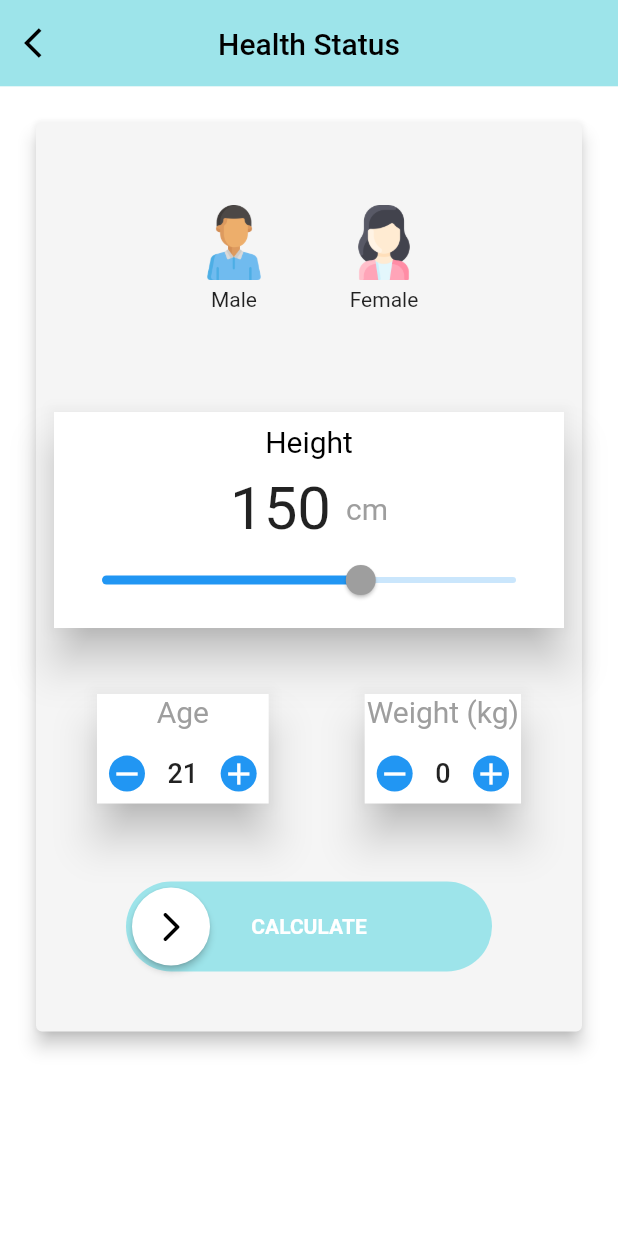
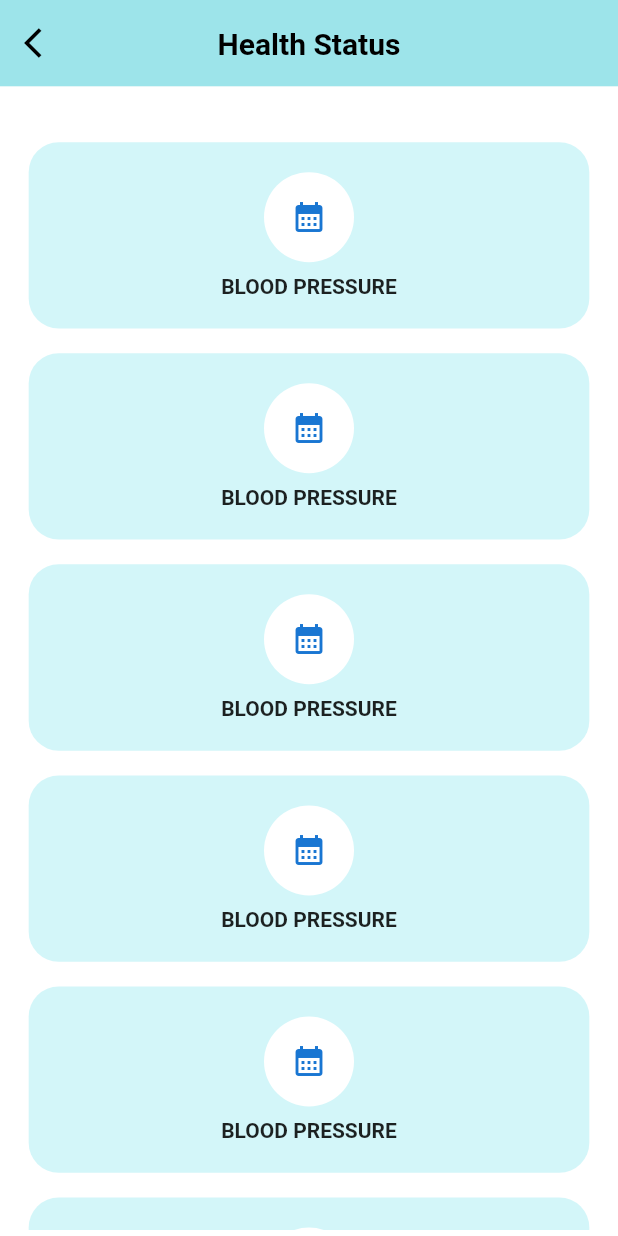
Before and after one commit to wanysamsuri/flutter_clinical, a Flutter app: the HealthStatusScreen screen opened directly, on a phone screen of 412 x 824 dp. Run offline on Flutter 3.47's test engine with Material 2 defaults, Android fonts, the phone set to English and light mode, and no system bars; drawn by our look-alikes of swipeable_button_view; our stand-ins replace device_info_plus, email_validator, fluttertoast, get, page_transition, responsive_sizer and 5 more; missing offline and left inert: flutter_3d_choice_chip, html2md, onesignal_flutter, pretty_gauge, swipebuttonflutter, syncfusion_flutter_pdfviewer; accounts and stored records are empty.

Commit message:
health status

```diff
--- a/lib/bmi/health_status.dart
+++ b/lib/bmi/bmi_screen.dart
@@ -13,14 +13,14 @@ import 'package:page_transition/page_transition.dart';
 import 'package:swipeable_button_view/swipeable_button_view.dart';
 import 'package:swipebuttonflutter/swipebuttonflutter.dart';
 
-class HealthStatusScreen extends StatefulWidget {
-  const HealthStatusScreen({Key? key}) : super(key: key);
+class BMIScreen extends StatefulWidget {
+  const BMIScreen({Key? key}) : super(key: key);
 
   @override
-  State<HealthStatusScreen> createState() => _HealthStatusScreenState();
+  State<BMIScreen> createState() => _BMIScreenState();
 }
 
-class _HealthStatusScreenState extends State<HealthStatusScreen> {
+class _BMIScreenState extends State<BMIScreen> {
   int currentindex = 0;
   int _gender = 0;
   int _height = 0;
@@ -52,7 +52,7 @@ class _HealthStatusScreenState extends State<HealthStatusScreen> {
               color: Color.fromARGB(255, 157, 228, 234),
             )),
             title: const Text(
-              'Health Status',
+              'Body Mass Index (BMI)',
               style: TextStyle(color: Colors.black),
             ),
             centerTitle: true,
--- a/lib/models/service.dart
+++ b/lib/models/service.dart
@@ -10,8 +10,8 @@ class Service {
 
 List<Service> services = [
   Service(
-      serviceName: 'Health Status',
-      icon: Icons.health_and_safety,
+      serviceName: 'Body Mass Index',
+      icon: Icons.scale,
       navigator: (context) {
         Navigator.pop(context);
       }),
@@ -27,12 +27,13 @@ List<Service> services = [
       navigator: (context) {
         Navigator.pop(context);
       }),
-  // Service(
-  //     serviceName: 'Teleconsulation',
-  //     icon: Icons.co_present,
-  //     navigator: (context) {
-  //       Navigator.pop(context);
-  //     }),
+  Service(
+      serviceName: 'Health Status',
+      icon: Icons.bloodtype,
+      navigator: (context) {
+        Navigator.pop(context);
+      }),
+
   // Service(
   //     serviceName: 'Coming Soon',
   //     icon: Icons.not_interested,
--- a/lib/screens/appointment/queue_new.dart
+++ b/lib/screens/appointment/queue_new.dart
@@ -1,4 +1,4 @@
-import 'dart:ui';
+
 
 import 'package:flutter/material.dart';
 import 'package:flutter/src/foundation/key.dart';
--- a/lib/screens/health record/note_detail.dart
+++ b/lib/screens/health record/note_detail.dart
@@ -1,5 +1,4 @@
 import 'package:flutter/material.dart';
-import 'package:flutter/src/foundation/key.dart';
 import 'package:flutter/src/widgets/framework.dart';
 import 'package:flutter_clinic/screens/health%20record/viewPDF_prescription.dart';
 import 'package:syncfusion_flutter_pdfviewer/pdfviewer.dart';
--- /dev/null
+++ b/lib/screens/health_status.dart
@@ -0,0 +1,130 @@
+import 'package:flutter/cupertino.dart';
+import 'package:flutter/material.dart';
+import 'package:flutter/src/widgets/container.dart';
+import 'package:flutter/src/widgets/framework.dart';
+import 'package:flutter_clinic/constant.dart';
+import 'package:responsive_sizer/responsive_sizer.dart';
+
+import '../customshape.dart';
+import 'appointment/appointment_form.dart';
+
+class HealthStatusScreen extends StatefulWidget {
+  const HealthStatusScreen({
+    super.key,
+  });
+
+  @override
+  State<HealthStatusScreen> createState() => _HealthStatusScreenState();
+}
+
+class _HealthStatusScreenState extends State<HealthStatusScreen> {
+  @override
+  Widget build(BuildContext context) {
+    var screenHeight = MediaQuery.of(context).size.height;
+    var screenWidth = MediaQuery.of(context).size.width;
+    return Scaffold(
+        backgroundColor: Colors.white,
+        appBar: AppBar(
+            automaticallyImplyLeading: false,
+            toolbarHeight: screenHeight * 0.07,
+            backgroundColor: Colors.grey[50],
+            elevation: 0.0,
+            flexibleSpace: ClipPath(
+                //clipper: CustomShape(),
+                child: Container(
+              height: 200,
+              width: MediaQuery.of(context).size.width,
+              color: Color.fromARGB(255, 157, 228, 234),
+            )),
+            title: const Text(
+              'Health Status',
+              style:
+                  TextStyle(color: Colors.black, fontWeight: FontWeight.bold),
+            ),
+            centerTitle: true,
+            leading: GestureDetector(
+              child: const Icon(
+                Icons.arrow_back_ios,
+                color: Colors.black,
+              ),
+              onTap: () {
+                Navigator.pop(context);
+              },
+            )),
+        body: SafeArea(
+            child: Container(
+                padding: EdgeInsets.all(Adaptive.w(1)),
+                height: 100.h,
+                child: SingleChildScrollView(
+                  child: Container(
+                    padding: EdgeInsets.symmetric(horizontal: 15),
+                    child: Column(
+                      crossAxisAlignment: CrossAxisAlignment.start,
+                      children: [
+                        SizedBox(
+                          height: screenHeight * 0.03,
+                        ),
+                        SizedBox(
+                          height: screenHeight * 0.01,
+                        ),
+                        ListView.separated(
+                            shrinkWrap: true,
+                            itemCount: 7,
+                            separatorBuilder: (context, index) {
+                              return SizedBox(
+                                height: screenHeight * 0.02,
+                              );
+                            },
+                            itemBuilder: (context, index) {
+                              return GestureDetector(
+                                onTap: () {
+                                  Navigator.push(
+                                      context,
+                                      MaterialPageRoute(
+                                          builder: (context) =>
+                                              (HealthStatusScreen()
+                                              // serviceName:
+                                              //     appointmentServices[index]
+                                              //         .serviceName
+                                              //         .toString(),
+                                              )));
+                                },
+                                child: Container(
+                                  // margin: EdgeInsets.all(10),
+                                  padding: const EdgeInsets.all(20),
+                                  decoration: BoxDecoration(
+                                      color: secondaryColor,
+                                      borderRadius: BorderRadius.circular(20)),
+                                  child: Column(
+                                    mainAxisAlignment:
+                                        MainAxisAlignment.spaceBetween,
+                                    children: [
+                                      const CircleAvatar(
+                                        backgroundColor: Colors.white,
+                                        radius: 30,
+                                        child: Icon(Icons.calendar_month),
+                                      ),
+                                      SizedBox(
+                                        height: Adaptive.h(1),
+                                      ),
+                                      Text(
+                                        'BLOOD PRESSURE',
+                                        textAlign: TextAlign.center,
+                                        style: const TextStyle(
+                                            fontWeight: FontWeight.bold),
+                                      ),
+                                      // const Text(
+                                      //   'from RM100.00/consultation',
+                                      //   textAlign: TextAlign.center,
+                                      // ),
+                                    ],
+                                  ),
+                                ),
+                              );
+                            })
+                      ],
+                    ),
+                  ),
+                ))));
+  }
+}
--- a/lib/screens/home_screen.dart
+++ b/lib/screens/home_screen.dart
@@ -1,11 +1,11 @@
-import 'dart:developer';
 import 'package:flutter/material.dart';
 import 'package:flutter/src/foundation/key.dart';
 import 'package:flutter/src/widgets/framework.dart';
 import 'package:flutter_clinic/constant.dart';
+import 'package:flutter_clinic/screens/health_status.dart';
 import 'package:flutter_clinic/models/service.dart';
 import 'package:flutter_clinic/screens/appointment/appointment_screen.dart';
-import 'package:flutter_clinic/bmi/health_status.dart';
+import 'package:flutter_clinic/bmi/bmi_screen.dart';
 import 'package:flutter_clinic/screens/loading_screen.dart';
 import 'package:flutter_clinic/screens/notification/no_noti_screens.dart';
 import 'package:flutter_clinic/screens/notification/notification_main.dart';
@@ -127,17 +127,13 @@ class _HomeScreenState extends State<HomeScreen> {
                                   Navigator.push(context,
                                       MaterialPageRoute(builder: (context) {
                                     if (index == 0) {
-                                      return HealthStatusScreen();
+                                      return BMIScreen();
                                     } else if (index == 1) {
                                       return AppointmentScreen();
                                     } else if (index == 2) {
                                       return FindClinicScreen();
                                     } else if (index == 3) {
-                                      return Scaffold(
-                                        appBar: AppBar(
-                                          backgroundColor: primaryColor,
-                                        ),
-                                      );
+                                      return HealthStatusScreen();
                                     } else if (index == 4) {
                                       return Scaffold(
                                         appBar: AppBar(
@@ -406,3 +402,159 @@ class _HomeScreenState extends State<HomeScreen> {
     );
   }
 }
+
+// void _showBottomSheet(BuildContext context) {
+//   showModalBottomSheet(
+//       context: context,
+//       builder: (BuildContext test) {
+//         return Wrap(
+//           children: [
+//             Container(
+//               child: Column(
+//                 crossAxisAlignment: CrossAxisAlignment.center,
+//                 children: <Widget>[
+//                   Padding(
+//                     padding: const EdgeInsets.all(12.0),
+//                     child: Text(
+//                       'Health Status',
+//                       style:
+//                           TextStyle(fontSize: 18, fontWeight: FontWeight.bold),
+//                     ),
+//                   ),
+//                   Divider(
+//                     height: 2.0,
+//                     color: Colors.grey,
+//                   ),
+//                   InkWell(
+//                     child: Container(
+//                       child: ListTile(
+//                         leading: const Icon(
+//                           Icons.medication,
+//                           size: 30,
+//                           color: Colors.black,
+//                         ),
+//                         title: Text(
+//                           'Temperature',
+//                           style: TextStyle(fontSize: 18, color: Colors.black),
+//                         ),
+//                       ),
+//                     ),
+//                     onTap: () {
+//                       Navigator.pop(context);
+//                     },
+//                   ),
+//                   InkWell(
+//                     child: Container(
+//                       child: ListTile(
+//                         leading: const Icon(
+//                           Icons.medication,
+//                           size: 30,
+//                           color: Colors.black,
+//                         ),
+//                         title: Text(
+//                           'Temperature',
+//                           style: TextStyle(fontSize: 18, color: Colors.black),
+//                         ),
+//                       ),
+//                     ),
+//                     onTap: () {
+//                       Navigator.pop(context);
+//                     },
+//                   ),
+//                   InkWell(
+//                     child: Container(
+//                       child: ListTile(
+//                         leading: const Icon(
+//                           Icons.medication,
+//                           size: 30,
+//                           color: Colors.black,
+//                         ),
+//                         title: Text(
+//                           'Temperature',
+//                           style: TextStyle(fontSize: 18, color: Colors.black),
+//                         ),
+//                       ),
+//                     ),
+//                     onTap: () {
+//                       Navigator.pop(context);
+//                     },
+//                   ),
+//                   InkWell(
+//                     child: Container(
+//                       child: ListTile(
+//                         leading: const Icon(
+//                           Icons.medication,
+//                           size: 30,
+//                           color: Colors.black,
+//                         ),
+//                         title: Text(
+//                           'Temperature',
+//                           style: TextStyle(fontSize: 18, color: Colors.black),
+//                         ),
+//                       ),
+//                     ),
+//                     onTap: () {
+//                       Navigator.pop(context);
+//                     },
+//                   ),
+//                   InkWell(
+//                     child: Container(
+//                       child: ListTile(
+//                         leading: const Icon(
+//                           Icons.medication,
+//                           size: 30,
+//                           color: Colors.black,
+//                         ),
+//                         title: Text(
+//                           'Temperature',
+//                           style: TextStyle(fontSize: 18, color: Colors.black),
+//                         ),
+//                       ),
+//                     ),
+//                     onTap: () {
+//                       Navigator.pop(context);
+//                     },
+//                   ),
+//                   InkWell(
+//                     child: Container(
+//                       child: ListTile(
+//                         leading: const Icon(
+//                           Icons.medication,
+//                           size: 30,
+//                           color: Colors.black,
+//                         ),
+//                         title: Text(
+//                           'Temperature',
+//                           style: TextStyle(fontSize: 18, color: Colors.black),
+//                         ),
+//                       ),
+//                     ),
+//                     onTap: () {
+//                       Navigator.pop(context);
+//                     },
+//                   ),
+//                   InkWell(
+//                     child: Container(
+//                       child: ListTile(
+//                         leading: const Icon(
+//                           Icons.medication,
+//                           size: 30,
+//                           color: Colors.black,
+//                         ),
+//                         title: Text(
+//                           'Temperature',
+//                           style: TextStyle(fontSize: 18, color: Colors.black),
+//                         ),
+//                       ),
+//                     ),
+//                     onTap: () {
+//                       Navigator.pop(context);
+//                     },
+//                   ),
+//                 ],
+//               ),
+//             ),
+//           ],
+//         );
+//       });
+// }
--- a/lib/services/api_service.dart
+++ b/lib/services/api_service.dart
@@ -184,7 +184,7 @@ class ApiService {
     final deviceName = storage.getString('name');
 
     final endpointDelete =
-        Uri.parse('$baseUrl/personal-access-tokens/$deviceName/delete');
+        Uri.parse('$baseUrl/personal-access-tokens/$deviceId/delete');
 
     final body = {
       'id': deviceName,
```
